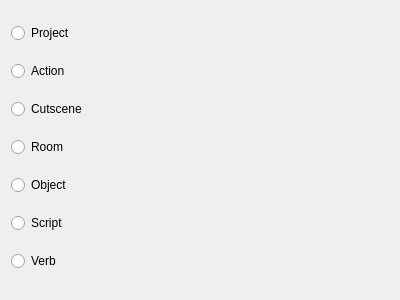
tedvalson/NovelTea, file res/forms/WizardPageStart.ui: the form before one commit.
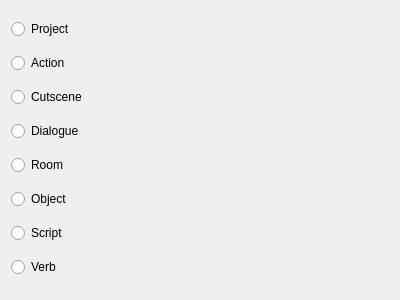
The form after the commit.

Commit message: Core / Editor: Add full skeleton for Dialogue and Script entity class

Diff of the .ui file:
```diff
--- a/res/forms/WizardPageStart.ui
+++ b/res/forms/WizardPageStart.ui
@@ -38,6 +38,13 @@
      </property>
     </widget>
    </item>
+   <item>
+    <widget class="QRadioButton" name="radioDialogue">
+     <property name="text">
+      <string>Dialogue</string>
+     </property>
+    </widget>
+   </item>
    <item>
     <widget class="QRadioButton" name="radioRoom">
      <property name="text">
```
The commit also changes 24 other files.
